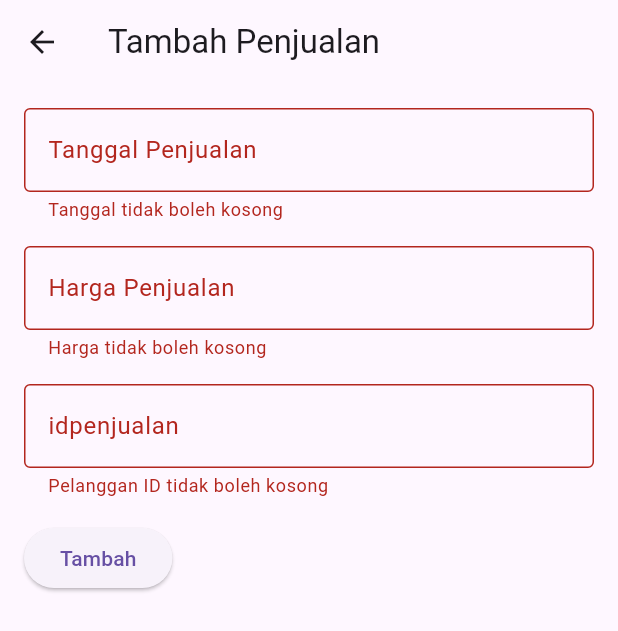
After one commit to divyaazenika/kasir_flutter, a Flutter app: the AddTransaksi screen opened directly, after a tap on "Tambah", on a phone screen of 412 x 824 dp. The commit adds this screen. Shown: the top 631 px of the screen. Run offline on Flutter 3.47's test engine with Material 3 defaults, Android fonts, the phone set to English and light mode, and no system bars; our stand-ins replace loading_animation_widget, supabase_flutter; accounts and stored records are empty.

Commit message:
commit keempat

```diff
--- a/lib/main.dart
+++ b/lib/main.dart
@@ -100,7 +100,7 @@ class HomePage extends StatelessWidget {
                         MaterialPageRoute(builder: (context) => MyHomePage(title: 'Home Penjualan'),)
                       );
                     },
-                    child: Text('sing up'),
+                    child: Text('sing in'),
                     style: ElevatedButton.styleFrom(
                       iconColor: Colors.purple,
                       padding: EdgeInsets.symmetric(horizontal: 50, vertical: 15),
--- /dev/null
+++ b/lib/penjualan/insertpenjualan.dart
@@ -0,0 +1,121 @@
+import 'package:flutter/material.dart';
+import 'package:ukk_kasir/penjualan/indexpenjualan.dart';
+import 'package:supabase_flutter/supabase_flutter.dart';
+
+class AddTransaksi extends StatefulWidget {
+  final idpenjualan;
+
+  const AddTransaksi({super.key, this.idpenjualan});
+
+  @override
+  State<AddTransaksi> createState() => _AddTransaksiState();
+}
+
+class _AddTransaksiState extends State<AddTransaksi> {
+  final _tgl = TextEditingController();
+  final _hrg = TextEditingController();
+  final _pelanggan = TextEditingController();
+  final _formKey = GlobalKey<FormState>();
+
+  Future<void> transaksi() async {
+    if (_formKey.currentState!.validate()) {
+      final String tanggalPenjualan = _tgl.text;
+      final double totalHarga = double.tryParse(_hrg.text) ?? 0;
+      final int idpenjualan = int.tryParse(_pelanggan.text) ?? 0;
+
+      final response = await Supabase.instance.client.from('penjualan').insert(
+        {
+          'tanggalpenjualan': tanggalPenjualan,
+          'totalharga': totalHarga,
+          'idpenjualan': idpenjualan,
+        }
+      );
+      if (response != null) {
+        Navigator.pushReplacement(
+          context,
+          MaterialPageRoute(builder: (context) => PenjualanTab()),
+        );
+      } else {
+        // Pindah ke halaman PenjualanTab jika transaksi berhasil
+        Navigator.pushReplacement(
+          context,
+          MaterialPageRoute(builder: (context) => PenjualanTab()),
+        );
+      }
+    }
+  }
+
+  @override
+  Widget build(BuildContext context) {
+    return Scaffold(
+      appBar: AppBar(
+        title: const Text('Tambah Penjualan'),
+      ),
+      body: Padding(
+        padding: const EdgeInsets.all(16.0),
+        child: Form(
+          key: _formKey,
+          child: Column(
+            crossAxisAlignment: CrossAxisAlignment.start,
+            children: [
+              TextFormField(
+                controller: _tgl,
+                decoration: const InputDecoration(
+                  labelText: 'Tanggal Penjualan',
+                  border: OutlineInputBorder(),
+                ),
+                validator: (value) {
+                  if (value == null || value.isEmpty) {
+                    return 'Tanggal tidak boleh kosong';
+                  }
+                  return null;
+                },
+              ),
+              const SizedBox(height: 16),
+              TextFormField(
+                controller: _hrg,
+                keyboardType: TextInputType.number,
+                decoration: const InputDecoration(
+                  labelText: 'Harga Penjualan',
+                  border: OutlineInputBorder(),
+                ),
+                validator: (value) {
+                  if (value == null || value.isEmpty) {
+                    return 'Harga tidak boleh kosong';
+                  }
+                  if (double.tryParse(value) == null) {
+                    return 'Masukkan angka yang valid';
+                  }
+                  return null;
+                },
+              ),
+              const SizedBox(height: 16),
+              TextFormField(
+                controller: _pelanggan,
+                keyboardType: TextInputType.number,
+                decoration: const InputDecoration(
+                  labelText: 'idpenjualan',
+                  border: OutlineInputBorder(),
+                ),
+                validator: (value) {
+                  if (value == null || value.isEmpty) {
+                    return 'Pelanggan ID tidak boleh kosong';
+                  }
+                  if (int.tryParse(value) == null) {
+                    return 'Masukkan angka yang valid';
+                  }
+                  return null;
+                },
+              ),
+              const SizedBox(height: 16),
+              ElevatedButton(
+                onPressed: transaksi,
+                child: const Text('Tambah'),
+              ),
+            ],
+          ),
+        ),
+      ),
+    );
+  }
+}
```
Also changed, not shown: lib/homepenjualan.dart (+36 -17 lines), lib/pelanggan/index.dart (+9 -9 lines), lib/pelanggan/insert.dart (+14 -12 lines), lib/pelanggan/update.dart (+15 -14 lines), lib/penjualan/indexpenjualan.dart (added, +171 -0 lines), lib/penjualan/updatepenjualan.dart (added, +148 -0 lines).
